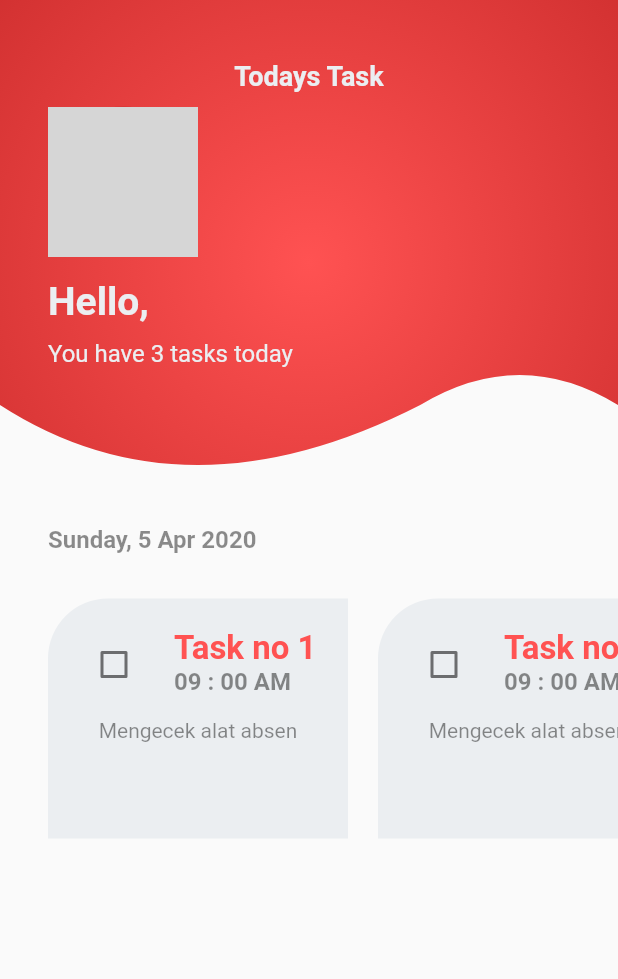
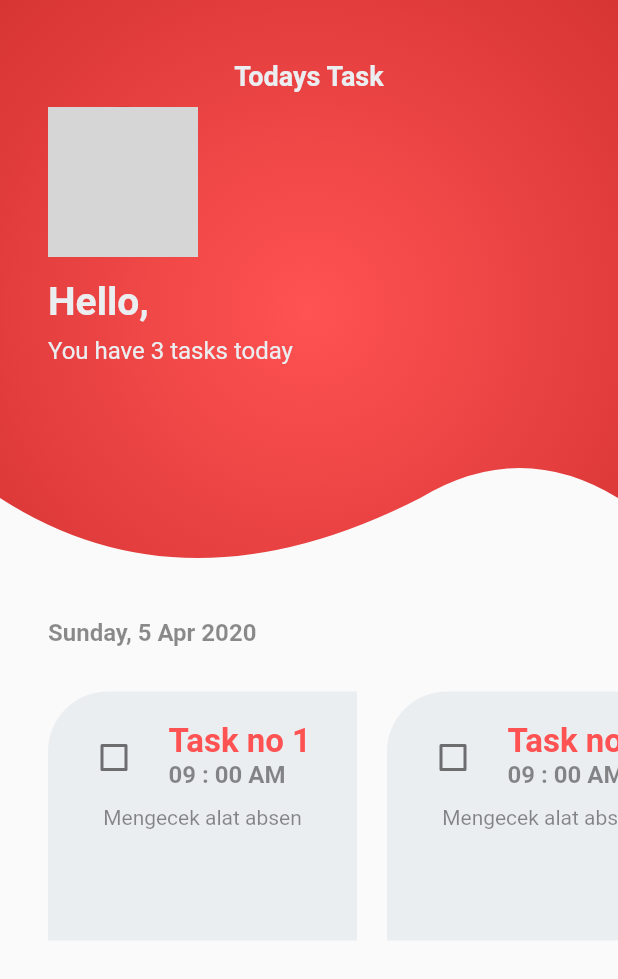
Before and after one commit to HemloWorld/final-smm-mobile, a Flutter app: the HomePage screen opened directly, on a phone screen of 412 x 824 dp. Shown: the top 979 px of the screen. Run offline on Flutter 3.47's test engine with Material 2 defaults, Android fonts, the phone set to English and light mode, and no system bars; our stand-ins replace dio, firebase_auth, flutter_bloc, flutter_signin_button, font_awesome_flutter, google_sign_in and 1 more; missing offline and left inert: qrscan; accounts and stored records are empty; network calls fail; Roboto replaces fonts that are missing (Nunito); grey boxes are pictures that could not be loaded.

```diff
--- a/lib/pages/home_page.dart
+++ b/lib/pages/home_page.dart
@@ -1,4 +1,5 @@
 import 'package:final_project/auth.dart';
+import 'package:final_project/widgets/media_query.dart';
 import 'package:flutter/material.dart';
 import 'package:intl/intl.dart';
 
@@ -10,6 +11,7 @@ class HomePage extends StatefulWidget {
 }
 
 class _HomePageState extends State<HomePage> {
+
   bool _checkTask = false;
   String textResult;
   String txt =' ';
@@ -23,12 +25,13 @@ class _HomePageState extends State<HomePage> {
 
   @override
   Widget build(BuildContext context) {
-    return Column(
+    return Scaffold(
+      body: Column(
         crossAxisAlignment: CrossAxisAlignment.start,
         children: <Widget>[
           ClipPath(
             child: Container(
-            height: 350,
+              height: displayHeight(context) * 50,
               decoration: BoxDecoration(
                 gradient: RadialGradient(
                     colors: [Colors.redAccent,Colors.red[800]],
@@ -80,7 +83,7 @@ class _HomePageState extends State<HomePage> {
                             ),
                           ),
                           SizedBox(
-                          height: 10,
+                            height: displayHeight(context) * 1,
                           ),
                           Text(
                             'You have 3 tasks today',
@@ -109,8 +112,8 @@ class _HomePageState extends State<HomePage> {
             ),
           ),
           Container(
-          width: MediaQuery.of(context).size.width,
-          height: 200,
+            width: displayWidth(context) * 100,
+            height: displayHeight(context) * 25,
             padding: EdgeInsets.only(left: 32),
             child: ListView.builder(
               itemBuilder: (BuildContext context, int index) {
@@ -121,7 +124,7 @@ class _HomePageState extends State<HomePage> {
                       padding: EdgeInsets.only(right: 20, top: 20, bottom: 20),
                       child: Container(
                         padding: EdgeInsets.all(20),
-                      width: 200,
+                        width: displayWidth(context) * 50,
                         decoration: BoxDecoration(
                             color: Color(0xFFEBEEF1),
                             borderRadius: BorderRadius.only(topLeft: Radius.circular(40))
@@ -141,7 +144,7 @@ class _HomePageState extends State<HomePage> {
                                     });
                                   },
                                 ),
-                              SizedBox(width: 16),
+                                SizedBox(width: displayWidth(context) * 3),
                                 Column(
                                   crossAxisAlignment: CrossAxisAlignment.start,
                                   children: <Widget>[
@@ -165,7 +168,7 @@ class _HomePageState extends State<HomePage> {
                                 )
                               ],
                             ),
-                          SizedBox(height: 12),
+                            SizedBox(height : displayHeight(context) * 1),
                             Text(
                               'Mengecek alat absen',
                               style: TextStyle(
@@ -184,23 +187,8 @@ class _HomePageState extends State<HomePage> {
               scrollDirection: Axis.horizontal,
             ),
           ),
-//        Center(
-//          child: Column(
-//            children: <Widget>[
-//              SizedBox(height: 12),
-//              MainButton(
-//                text: 'Submit',
-//                onClickEvent: result,
-//              ),
-//              Text('$txt', style: TextStyle(
-//                  fontWeight: FontWeight.bold,
-//                  color: Colors.black45,
-//                  fontSize: 16
-//              ),),
-//            ],
-//          ),
-//        ),
         ],
+      ),
     );
   }
 }
@@ -232,5 +220,4 @@ class MyWavyClipper extends CustomClipper<Path> {
   bool shouldReclip(CustomClipper<Path> oldClipper) {
     return false;
   }
-
 }
--- /dev/null
+++ b/lib/widgets/media_query.dart
@@ -0,0 +1,16 @@
+import 'package:flutter/material.dart';
+
+Size displaySize(BuildContext context) {
+//  debugPrint('Size = ' + MediaQuery.of(context).size.toString());
+  return MediaQuery.of(context).size;
+}
+
+double displayHeight(BuildContext context) {
+//  debugPrint('Height = ' + displaySize(context).height.toString());
+  return displaySize(context).height/100;
+}
+
+double displayWidth(BuildContext context) {
+//  debugPrint('Width = ' + displaySize(context).width.toString());
+  return displaySize(context).width/100;
+}
```
Also changed, not shown: lib/blocs/scan_nfc_page_bloc.dart (+23 -12 lines), lib/models/user.dart (deleted, +0 -20 lines), lib/pages/list_page.dart (+9 -2 lines), lib/pages/scan_nfc_page.dart (+6 -5 lines), lib/services/user_service.dart (+4 -4 lines), lib/widgets/scan_nfc_page_widget/alert_dialog.dart (added, +74 -0 lines), lib/widgets/scan_nfc_page_widget/custom_dialog.dart (+9 -1 lines). Lines whose indentation alone changed are shown as unchanged.
